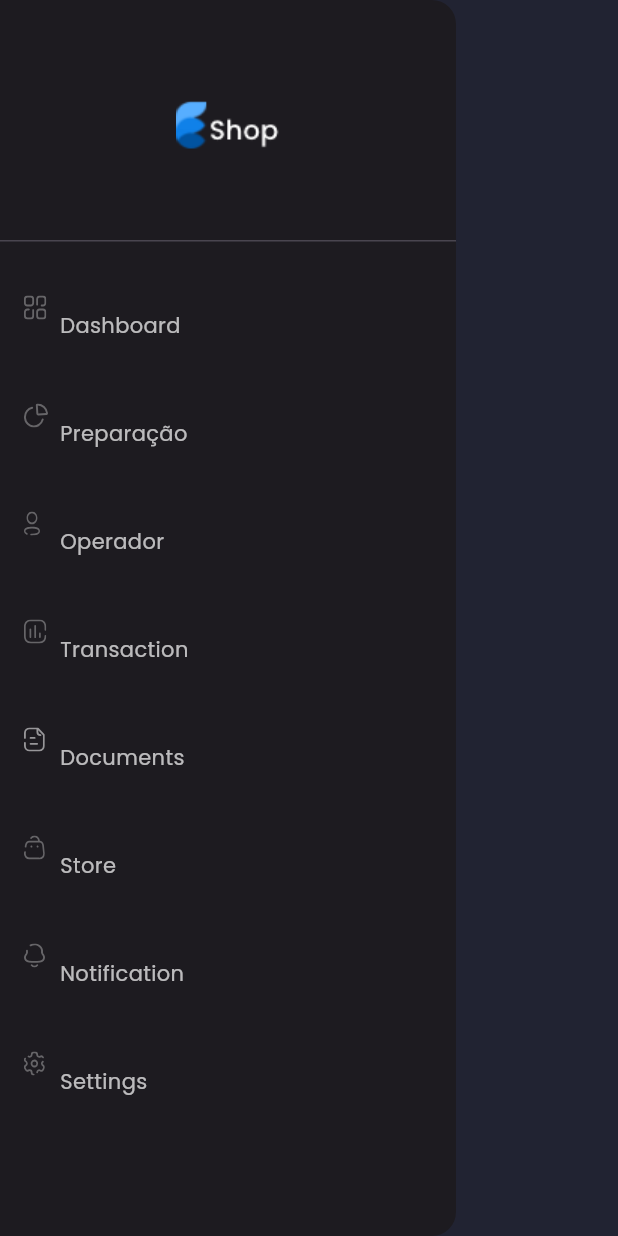
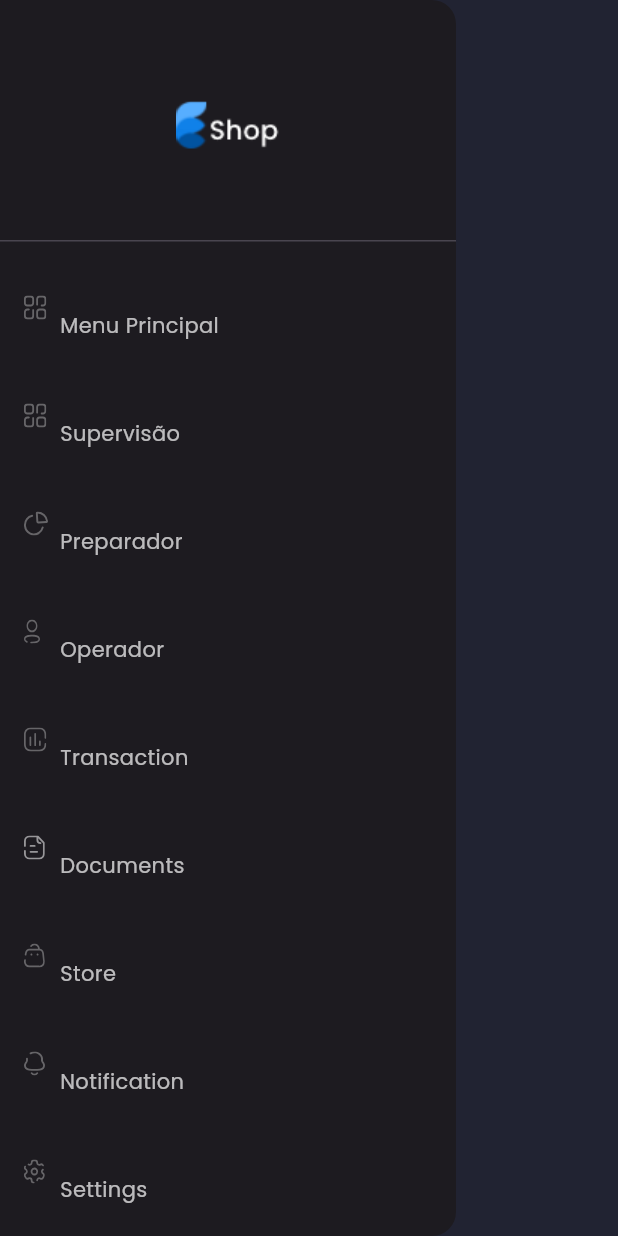
Before and after one commit to jimmybong98/relic, a Flutter app: the SideMenu widget shown alone on an empty page, opened directly, on a phone screen of 412 x 824 dp. Run offline on Flutter 3.47's test engine with Material 3 defaults, Android fonts, the light colour scheme and no system bars; our stand-ins replace fl_chart, flutter_dotenv, flutter_riverpod, flutter_svg, google_fonts; project files that could hold a hidden picture were left out.

Commit message:
Fix const constructor usage for main screen navigation

```diff
--- a/lib/features/operador/presentation/operador_page.dart
+++ b/lib/features/operador/presentation/operador_page.dart
@@ -8,6 +8,7 @@ import 'package:http/http.dart' as http;
 
 import '../../preparacao/data/models.dart';
 import '../data/repository_provider.dart';
+import 'package:admin/screens/main/components/side_menu.dart';
 
 /// >>>>> Ajuste para o endereço/porta do seu Flask <<<<<
 const String kBaseUrl = 'http://192.168.0.241:5005';
@@ -221,6 +222,7 @@ class _OperadorPageState extends ConsumerState<OperadorPage> {
           )
         ],
       ),
+      drawer: const SideMenu(),
       body: SafeArea(
         child: Padding(
           padding: const EdgeInsets.all(16.0),
--- a/lib/features/preparacao/presentation/preparacao_page.dart
+++ b/lib/features/preparacao/presentation/preparacao_page.dart
@@ -8,6 +8,7 @@ import 'package:http/http.dart' as http;
 
 import 'package:admin/features/preparacao/data/models.dart';
 import 'package:admin/features/operador/data/repository_provider.dart';
+import 'package:admin/screens/main/components/side_menu.dart';
 
 /// Mesmo base URL usado no Operador
 const String kBaseUrl = 'http://192.168.0.241:5005';
@@ -255,6 +256,7 @@ class _PreparacaoPageState extends ConsumerState<PreparacaoPage> {
           )
         ],
       ),
+      drawer: const SideMenu(),
       body: SafeArea(
         child: Padding(
           padding: const EdgeInsets.all(16.0),
--- a/lib/main.dart
+++ b/lib/main.dart
@@ -1,6 +1,6 @@
 import 'package:admin/constants.dart';
 import 'package:admin/controllers/menu_app_controller.dart';
-import 'package:admin/screens/main/main_screen.dart';
+import 'package:admin/features/main_menu/main_menu_page.dart';
 import 'package:flutter/material.dart';
 import 'package:google_fonts/google_fonts.dart';
 import 'package:provider/provider.dart';
@@ -28,7 +28,7 @@ class MyApp extends StatelessWidget {
             create: (context) => MenuAppController(),
           ),
         ],
-        child: MainScreen(),
+        child: const MainMenuPage(),
       ),
     );
   }
--- a/lib/screens/main/components/side_menu.dart
+++ b/lib/screens/main/components/side_menu.dart
@@ -3,8 +3,9 @@ import 'package:flutter/material.dart';
 import 'package:flutter_svg/flutter_svg.dart';
 
 // Ajuste estes imports para o caminho correto no seu app:
-import '../../../features/preparacao/presentation/preparacao_page.dart';
-import '../../../features/operador/presentation/operador_page.dart';
+import 'package:admin/features/preparacao/presentation/preparacao_page.dart';
+import 'package:admin/features/operador/presentation/operador_page.dart';
+import 'package:admin/screens/main/main_screen.dart';
 
 class SideMenu extends StatelessWidget {
   const SideMenu({Key? key}) : super(key: key);
@@ -28,17 +29,21 @@ class SideMenu extends StatelessWidget {
             child: Image.asset("assets/images/logo.png"),
           ),
           DrawerListTile(
-            title: "Dashboard",
+            title: "Menu Principal",
             svgSrc: "assets/icons/menu_dashboard.svg",
             press: () {
-              // Volta para a rota raiz (onde está seu dashboard)
               Navigator.of(context).popUntil((route) => route.isFirst);
             },
           ),
+            DrawerListTile(
+              title: "Supervisão",
+              svgSrc: "assets/icons/menu_dashboard.svg",
+              press: () => _go(context, MainScreen()),
+            ),
 
           // ====== SEÇÕES DO SEU SISTEMA ======
           DrawerListTile(
-            title: "Preparação",
+            title: "Preparador",
             svgSrc: "assets/icons/menu_task.svg",
             press: () => _go(context, const PreparacaoPage()),
           ),
```
Also changed, not shown: lib/features/main_menu/main_menu_page.dart (+6 -15 lines).
